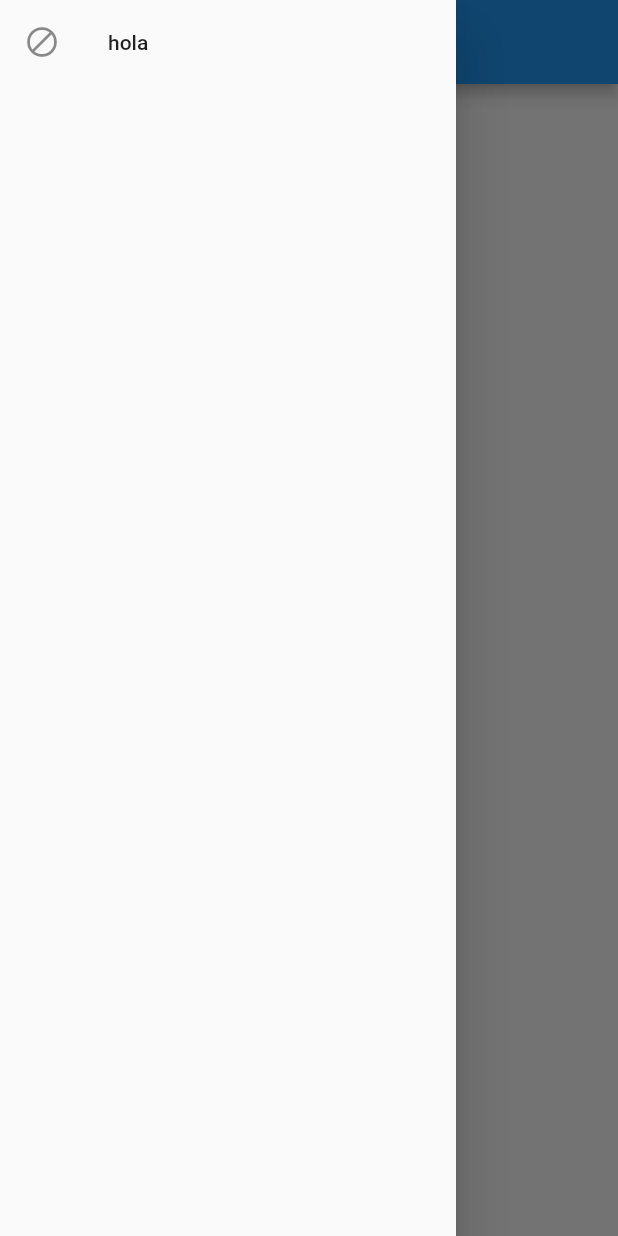
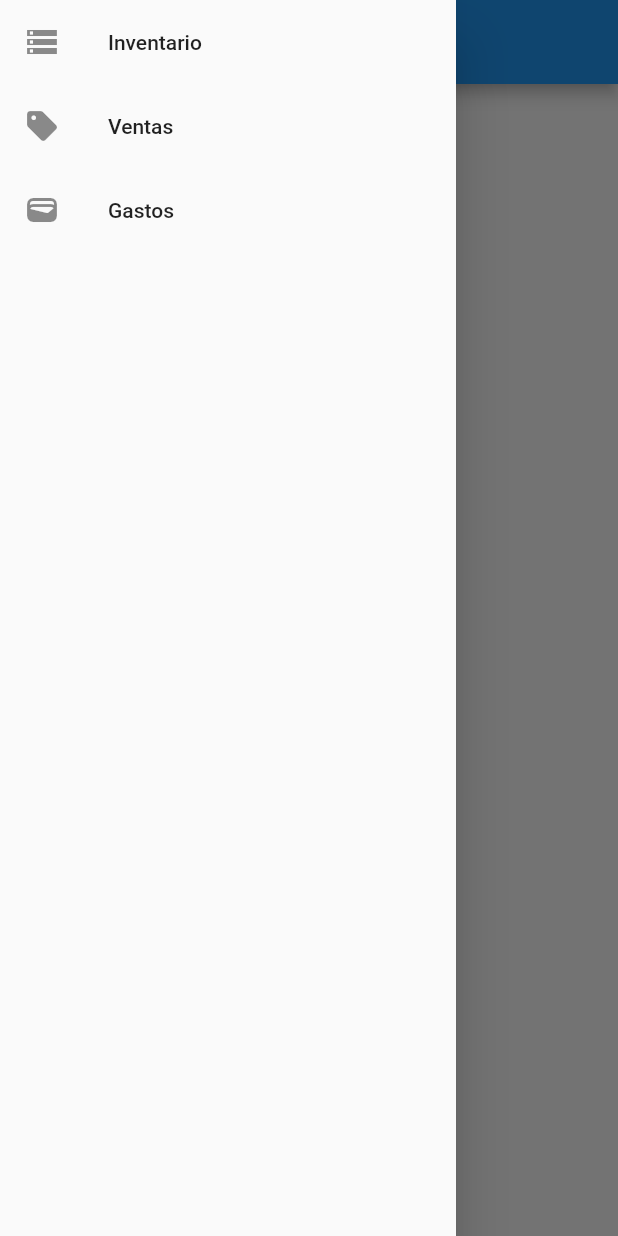
Before and after one commit to SevillaChristian/Bloquera, a Flutter app: the Home screen opened directly, with the side drawer open, on a phone screen of 412 x 824 dp. Run offline on Flutter 3.47's test engine with Material 2 defaults, Android fonts, the phone set to English and light mode, and no system bars.

Commit message:
Comit de rutas

```diff
--- a/bloquera/lib/main.dart
+++ b/bloquera/lib/main.dart
@@ -1,5 +1,6 @@
 import 'package:bloquera/pages/login.dart';
-import 'package:bloquera/pages/materiales.dart';
+import 'package:bloquera/pages/inventario.dart';
+
 import 'package:flutter/material.dart';
 
 void main() => runApp(const MyApp());
--- /dev/null
+++ b/bloquera/lib/pages/gastos.dart
@@ -0,0 +1,22 @@
+import 'package:flutter/material.dart';
+
+void main() => runApp(const Gastos());
+
+class Gastos extends StatelessWidget {
+  const Gastos({super.key});
+
+  @override
+  Widget build(BuildContext context) {
+    return MaterialApp(
+      title: 'Material App',
+      home: Scaffold(
+        appBar: AppBar(
+          title: const Text('Material App Bar'),
+        ),
+        body: const Center(
+          child: Text('Hello World'),
+        ),
+      ),
+    );
+  }
+}
--- a/bloquera/lib/pages/home.dart
+++ b/bloquera/lib/pages/home.dart
@@ -1,8 +1,10 @@
+import 'package:bloquera/pages/gastos.dart';
 import 'package:bloquera/pages/login.dart';
+import 'package:bloquera/pages/ventas.dart';
 import 'package:bloquera/routes/paginas.dart';
 import 'package:bloquera/routes/routes.dart';
 import 'package:bloquera/pages/home.dart';
-import 'package:bloquera/pages/materiales.dart';
+import 'package:bloquera/pages/inventario.dart';
 import 'package:flutter/material.dart';
 
 void main() => runApp(const Home());
@@ -22,13 +24,33 @@ class Home extends StatelessWidget {
           children: [
 
             ListTile(
-            leading: Icon(Icons.block),
-            title: Text('hola'),
+            leading: Icon(Icons.storage),
+            title: Text('Inventario'),
             onTap: () {
                       Navigator.push(context,
-                          MaterialPageRoute(builder: (context) => Materiales()));
+                          MaterialPageRoute(builder: (context) => Inventario()));
                     }, //el ontap es para que al pulsar se valla
             ),
+
+            ListTile(
+            leading: Icon(Icons.sell),
+            title: Text('Ventas'),
+            onTap: () {
+                      Navigator.push(context,
+                          MaterialPageRoute(builder: (context) => Ventas()));
+                    }, //el ontap es para que al pulsar se valla
+            ),
+
+            ListTile(
+            leading: Icon(Icons.wallet),
+            title: Text('Gastos'),
+            onTap: () {
+                      Navigator.push(context,
+                          MaterialPageRoute(builder: (context) => Gastos()));
+                    }, //el ontap es para que al pulsar se valla
+            ),
+
+
           ],
         ),
       ),
--- a/bloquera/lib/pages/materiales.dart
+++ b/bloquera/lib/pages/inventario.dart
@@ -1,9 +1,9 @@
 import 'package:flutter/material.dart';
 
-void main() => runApp(const Materiales());
+void main() => runApp(const Inventario());
 
-class Materiales extends StatelessWidget {
-  const Materiales({super.key});
+class Inventario extends StatelessWidget {
+  const Inventario({super.key});
 
   @override
   Widget build(BuildContext context) {
--- a/bloquera/lib/pages/login.dart
+++ b/bloquera/lib/pages/login.dart
@@ -1,5 +1,7 @@
 import 'package:bloquera/pages/home.dart';
 import 'package:flutter/material.dart';
+
+
 class LoginPage extends StatefulWidget {
   const LoginPage({super.key});
   @override
--- /dev/null
+++ b/bloquera/lib/pages/ventas.dart
@@ -0,0 +1,22 @@
+import 'package:flutter/material.dart';
+
+void main() => runApp(const Ventas());
+
+class Ventas extends StatelessWidget {
+  const Ventas({super.key});
+
+  @override
+  Widget build(BuildContext context) {
+    return MaterialApp(
+      title: 'Material App',
+      home: Scaffold(
+        appBar: AppBar(
+          title: const Text('Material App Bar'),
+        ),
+        body: const Center(
+          child: Text('Hello World'),
+        ),
+      ),
+    );
+  }
+}
--- a/bloquera/lib/routes/paginas.dart
+++ b/bloquera/lib/routes/paginas.dart
@@ -2,12 +2,17 @@ import 'package:flutter/material.dart';
 import 'package:bloquera/routes/routes.dart';
 import 'package:bloquera/pages/home.dart';
 
-import 'package:bloquera/pages/materiales.dart';
+import 'package:bloquera/pages/gastos.dart';
+import 'package:bloquera/pages/ventas.dart';
+import 'package:bloquera/pages/inventario.dart';
 
 abstract class Paginas {
   static Map<String, Widget Function(BuildContext)> route = {
     Routes.home: (BuildContext context) => Home(),
-    Routes.page1: (BuildContext context) => Materiales(),
+    Routes.page1: (BuildContext context) => Inventario(),
+    Routes.page2: (BuildContext context) => Ventas(),
+    Routes.page3: (BuildContext context) => Gastos(),
+
 
   };
 }
--- a/bloquera/lib/routes/routes.dart
+++ b/bloquera/lib/routes/routes.dart
@@ -2,6 +2,8 @@
 abstract class Routes{
   static String home = '/home';
 
-  static String page1= '/materiales';
+  static String page1= '/Inventario';
+  static String page2= '/ventas';
+  static String page3= '/gastos';
 
 }
```
Also changed, not shown: Bloque.jpg (added).
